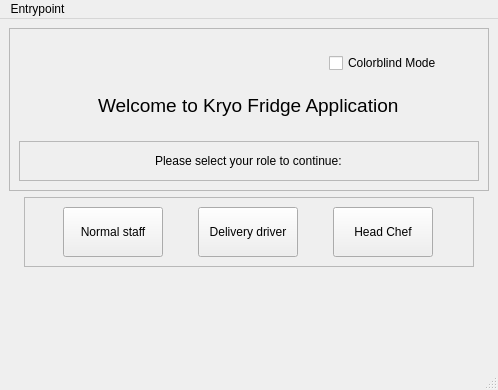
First picture: the form in root/UI/entrypoint.ui, repository seb246810/KryoFridge, before the edit.
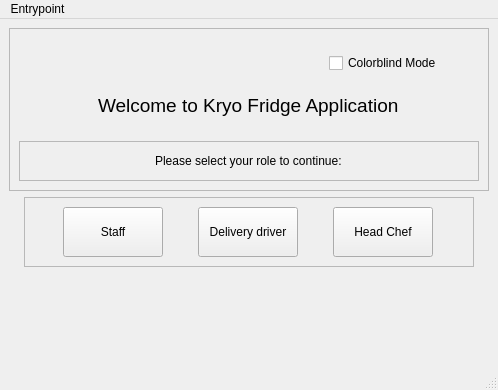
Second picture: the form after the edit.

Patch:
```diff
--- a/root/UI/entrypoint.ui
+++ b/root/UI/entrypoint.ui
@@ -127,7 +127,7 @@
           <string notr="true">padding: 3;</string>
          </property>
          <property name="text">
-          <string>Normal staff</string>
+          <string>Staff</string>
          </property>
         </widget>
        </item>
```
